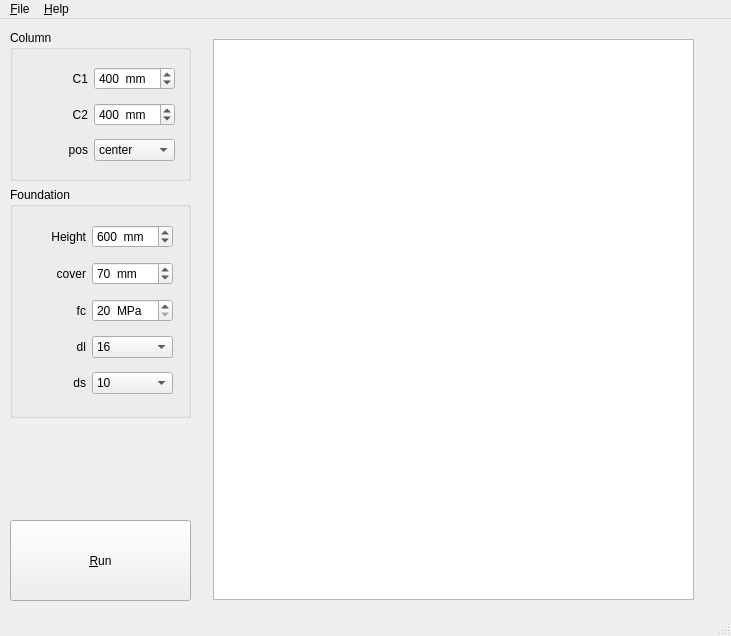
This is civilTools/applications/punch/mainwindow.ui in ebrahimraeyat/civilTools as Qt 5 draws it before an edit. The edited form follows.
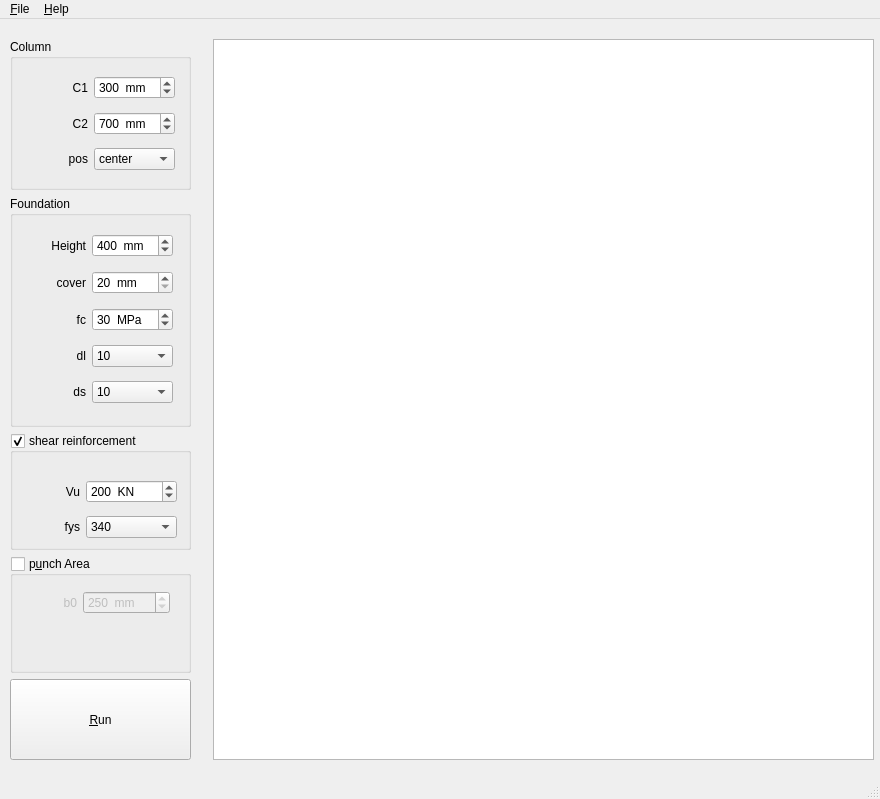
This is the edited form. Icons and pictures are not drawn.

Commit message: add shear reinforcement for punch

What changed in the file:
```diff
--- a/civilTools/applications/punch/mainwindow.ui
+++ b/civilTools/applications/punch/mainwindow.ui
@@ -6,8 +6,8 @@
    <rect>
     <x>0</x>
     <y>0</y>
-    <width>731</width>
-    <height>636</height>
+    <width>880</width>
+    <height>799</height>
    </rect>
   </property>
   <property name="windowTitle">
@@ -26,8 +26,8 @@
      <rect>
       <x>213</x>
       <y>20</y>
-      <width>481</width>
-      <height>561</height>
+      <width>661</width>
+      <height>721</height>
      </rect>
     </property>
     <property name="readOnly">
@@ -38,9 +38,9 @@
     <property name="geometry">
      <rect>
       <x>10</x>
-      <y>11</y>
+      <y>20</y>
       <width>181</width>
-      <height>571</height>
+      <height>721</height>
      </rect>
     </property>
     <layout class="QVBoxLayout" name="verticalLayout">
@@ -93,7 +93,7 @@
             <number>50</number>
            </property>
            <property name="value">
-            <number>400</number>
+            <number>300</number>
            </property>
           </widget>
          </item>
@@ -125,7 +125,7 @@
             <number>50</number>
            </property>
            <property name="value">
-            <number>400</number>
+            <number>700</number>
            </property>
           </widget>
          </item>
@@ -182,7 +182,7 @@
        <property name="title">
         <string>Foundation</string>
        </property>
-       <widget class="QWidget" name="">
+       <widget class="QWidget" name="layoutWidget">
         <property name="geometry">
          <rect>
           <x>16</x>
@@ -217,7 +217,7 @@
             <number>50</number>
            </property>
            <property name="value">
-            <number>600</number>
+            <number>400</number>
            </property>
           </widget>
          </item>
@@ -246,7 +246,7 @@
             <number>10</number>
            </property>
            <property name="value">
-            <number>70</number>
+            <number>20</number>
            </property>
           </widget>
          </item>
@@ -275,7 +275,7 @@
             <number>5</number>
            </property>
            <property name="value">
-            <number>20</number>
+            <number>30</number>
            </property>
           </widget>
          </item>
@@ -297,8 +297,11 @@
            <property name="toolTip">
             <string>foundation  main rebars diameter</string>
            </property>
+           <property name="currentText">
+            <string>10</string>
+           </property>
            <property name="currentIndex">
-            <number>3</number>
+            <number>0</number>
            </property>
            <item>
             <property name="text">
@@ -437,17 +440,156 @@
       </widget>
      </item>
      <item>
-      <spacer name="verticalSpacer">
-       <property name="orientation">
-        <enum>Qt::Vertical</enum>
+      <widget class="QGroupBox" name="shear_groupBox">
+       <property name="title">
+        <string>shear reinforcement</string>
        </property>
-       <property name="sizeHint" stdset="0">
-        <size>
-         <width>20</width>
-         <height>88</height>
-        </size>
+       <property name="checkable">
+        <bool>true</bool>
        </property>
-      </spacer>
+       <widget class="QWidget" name="layoutWidget">
+        <property name="geometry">
+         <rect>
+          <x>20</x>
+          <y>40</y>
+          <width>147</width>
+          <height>72</height>
+         </rect>
+        </property>
+        <layout class="QGridLayout" name="gridLayout_3">
+         <item row="0" column="0">
+          <widget class="QLabel" name="vu_label_2">
+           <property name="text">
+            <string>Vu</string>
+           </property>
+           <property name="alignment">
+            <set>Qt::AlignRight|Qt::AlignTrailing|Qt::AlignVCenter</set>
+           </property>
+          </widget>
+         </item>
+         <item row="0" column="1">
+          <widget class="QSpinBox" name="vu_spinBox">
+           <property name="suffix">
+            <string>  KN</string>
+           </property>
+           <property name="minimum">
+            <number>0</number>
+           </property>
+           <property name="maximum">
+            <number>20000000</number>
+           </property>
+           <property name="singleStep">
+            <number>10</number>
+           </property>
+           <property name="value">
+            <number>200</number>
+           </property>
+          </widget>
+         </item>
+         <item row="1" column="0">
+          <widget class="QLabel" name="fys_label_2">
+           <property name="text">
+            <string>fys</string>
+           </property>
+           <property name="alignment">
+            <set>Qt::AlignRight|Qt::AlignTrailing|Qt::AlignVCenter</set>
+           </property>
+          </widget>
+         </item>
+         <item row="1" column="1">
+          <widget class="QComboBox" name="fys_comboBox">
+           <property name="mouseTracking">
+            <bool>false</bool>
+           </property>
+           <property name="toolTip">
+            <string>foundation  main rebars diameter</string>
+           </property>
+           <property name="currentText">
+            <string>340</string>
+           </property>
+           <property name="currentIndex">
+            <number>1</number>
+           </property>
+           <item>
+            <property name="text">
+             <string>300</string>
+            </property>
+           </item>
+           <item>
+            <property name="text">
+             <string>340</string>
+            </property>
+           </item>
+           <item>
+            <property name="text">
+             <string>400</string>
+            </property>
+           </item>
+          </widget>
+         </item>
+        </layout>
+       </widget>
+      </widget>
+     </item>
+     <item>
+      <widget class="QGroupBox" name="b0_groupBox">
+       <property name="enabled">
+        <bool>true</bool>
+       </property>
+       <property name="title">
+        <string>p&amp;unch Area</string>
+       </property>
+       <property name="flat">
+        <bool>false</bool>
+       </property>
+       <property name="checkable">
+        <bool>true</bool>
+       </property>
+       <property name="checked">
+        <bool>false</bool>
+       </property>
+       <widget class="QWidget" name="layoutWidget">
+        <property name="geometry">
+         <rect>
+          <x>19</x>
+          <y>30</y>
+          <width>141</width>
+          <height>34</height>
+         </rect>
+        </property>
+        <layout class="QHBoxLayout" name="horizontalLayout">
+         <item>
+          <widget class="QLabel" name="b0_label">
+           <property name="text">
+            <string>b0</string>
+           </property>
+           <property name="alignment">
+            <set>Qt::AlignRight|Qt::AlignTrailing|Qt::AlignVCenter</set>
+           </property>
+          </widget>
+         </item>
+         <item>
+          <widget class="QSpinBox" name="b0_spinBox">
+           <property name="suffix">
+            <string>  mm</string>
+           </property>
+           <property name="minimum">
+            <number>100</number>
+           </property>
+           <property name="maximum">
+            <number>10000</number>
+           </property>
+           <property name="singleStep">
+            <number>10</number>
+           </property>
+           <property name="value">
+            <number>250</number>
+           </property>
+          </widget>
+         </item>
+        </layout>
+       </widget>
+      </widget>
      </item>
      <item>
       <widget class="QPushButton" name="run_Button">
@@ -470,7 +612,7 @@
     <rect>
      <x>0</x>
      <y>0</y>
-     <width>731</width>
+     <width>880</width>
      <height>30</height>
     </rect>
    </property>
```
Left out of the diff: 2 changed lines with no effect on the pictures. The commit also changes 5 other files.
